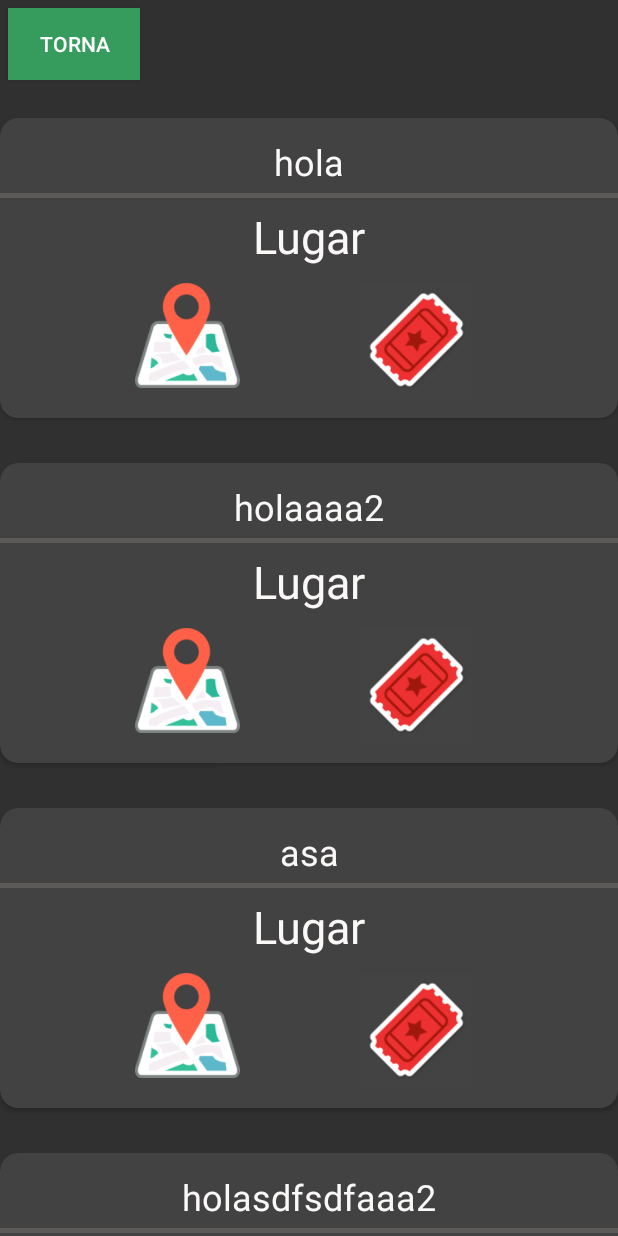
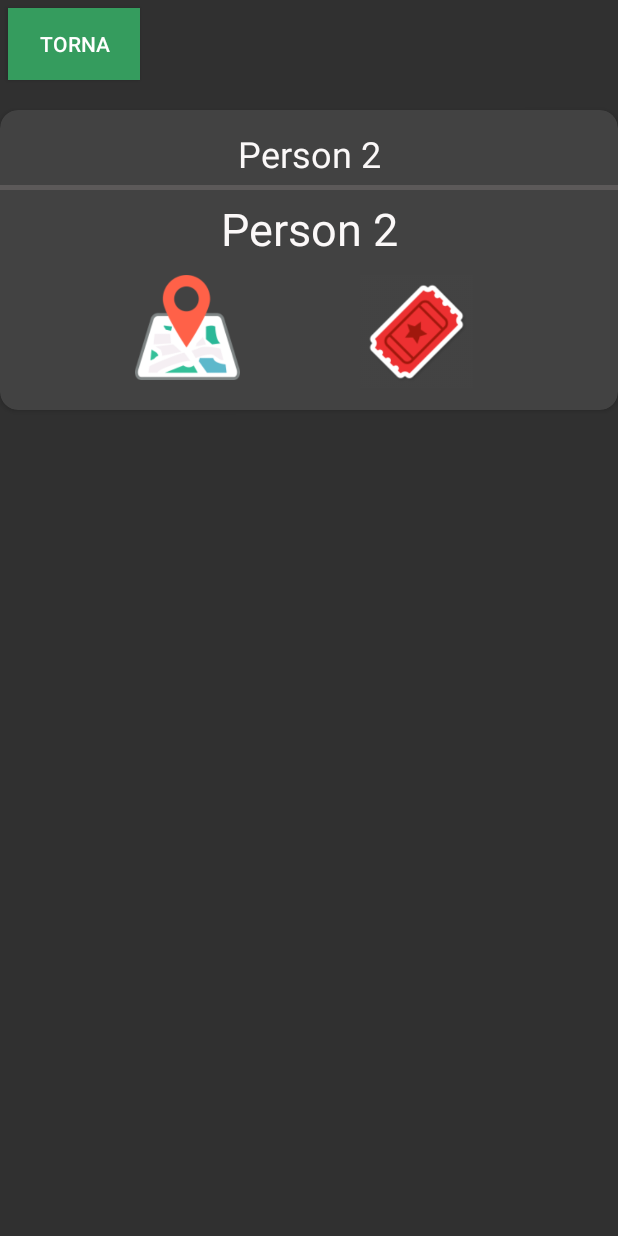
Before and after one commit to sillyck/DAM2-M9-UF2-Act2.1, an Android app: the ListadoConciertoActivity screen opened directly, with no data from a screen before it, on a phone screen of 412 x 824 dp. Run offline under Robolectric (Android 15) with nearby library versions, the phone set to English and light mode, and no system bars; Roboto replaces fonts that are not available here.

Commit message:
por sia caso

```diff
--- a/app/src/main/java/com/example/gira/CustomAdapter.java
+++ b/app/src/main/java/com/example/gira/CustomAdapter.java
@@ -13,10 +13,12 @@ import java.util.List;
 
 public class CustomAdapter extends RecyclerView.Adapter<CustomVH>{
 
-    List<String> items;
+    List<String> fecha;
+    List<String> lugar;
 
-    public CustomAdapter(List<String> items) {
-        this.items = items;
+    public CustomAdapter(List<String> fecha, List<String> lugar) {
+        this.fecha = fecha;
+        this.lugar = lugar;
     }
 
     @NonNull
@@ -28,23 +30,25 @@ public class CustomAdapter extends RecyclerView.Adapter<CustomVH>{
 
     @Override
     public void onBindViewHolder(@NonNull CustomVH holder, int position) {
-        holder.textView.setText(items.get(position));
+        holder.textFecha.setText(fecha.get(position));
+        holder.textLugar.setText((lugar.get(position)));
     }
 
     @Override
     public int getItemCount() {
-        return items.size();
+        return fecha.size();
     }
 }
 
 class CustomVH extends RecyclerView.ViewHolder{
-    TextView textView;
+    TextView textFecha, textLugar;
     private CustomAdapter adapter;
 
     public CustomVH(@NonNull View itemView) {
         super(itemView);
 
-        textView = itemView.findViewById(R.id.fecha);
+        textFecha = itemView.findViewById(R.id.fecha);
+        textLugar = itemView.findViewById(R.id.lugar);
     }
 
     public CustomVH linkAdapter(CustomAdapter adapter) {
--- a/app/src/main/java/com/example/gira/ListadoConciertoActivity.java
+++ b/app/src/main/java/com/example/gira/ListadoConciertoActivity.java
@@ -6,32 +6,86 @@ import androidx.recyclerview.widget.RecyclerView;
 
 
 import android.os.Bundle;
+import android.widget.Button;
 
 import java.util.ArrayList;
 import java.util.Arrays;
 import java.util.LinkedList;
 import java.util.List;
 
+import org.w3c.dom.Document;
+import org.w3c.dom.Element;
+import org.w3c.dom.Node;
+import org.w3c.dom.NodeList;
+import org.xml.sax.SAXException;
+
+import java.io.IOException;
+import java.io.InputStream;
+
+import javax.xml.parsers.DocumentBuilder;
+import javax.xml.parsers.DocumentBuilderFactory;
+import javax.xml.parsers.ParserConfigurationException;
+
 public class ListadoConciertoActivity extends AppCompatActivity {
-    ArrayList personNames = new ArrayList<>(Arrays.asList("Person 1", "Person 2", "Person 3", "Person 4", "Person 5", "Person 6", "Person 7"));
+    private Button tornar;
+    private ArrayList personNames = new ArrayList<>(Arrays.asList("Person 1", "Person 2", "Person 3", "Person 4", "Person 5", "Person 6", "Person 7"));
 
     @Override
     protected void onCreate(Bundle savedInstanceState) {
         super.onCreate(savedInstanceState);
         setContentView(R.layout.activity_listado_concierto);
 
-        List<String> items = new LinkedList<>();
-        items.add("hola");
-        items.add("holaaaa2");
-        items.add("asa");
-        items.add("holasdfsdfaaa2");
-        items.add("hosdfla");
-        items.add("sdfaf");
+
+        try {
+            // Leemos XML con DOM
+            InputStream input = getAssets().open("conciertos.xml");
+            DocumentBuilderFactory builderFactory = DocumentBuilderFactory.newInstance();
+            DocumentBuilder docBuilder = builderFactory.newDocumentBuilder();
+            Document doc = docBuilder.parse(input);
+            NodeList nList = doc.getElementsByTagName("concierto");
+
+
+
+        } catch (IOException | ParserConfigurationException | SAXException e) {
+            e.printStackTrace();
+        }
+
+        List<String> fecha = new LinkedList<>();
+        fecha.add(personNames.get(1).toString());
+
+        List<String> lugar = new LinkedList<>();
+        lugar.add(personNames.get(1).toString());
+
 
         RecyclerView recyclerView = findViewById(R.id.recycle);
         recyclerView.setLayoutManager(new LinearLayoutManager(this));
-        CustomAdapter adapter = new CustomAdapter(items);
+        CustomAdapter adapter = new CustomAdapter(fecha, lugar);
         recyclerView.setAdapter(adapter);
 
+        tornar = findViewById(R.id.tornaListado);
+        tornar.setOnClickListener(v -> {
+            openPantalla();
+        });
+
+    }
+
+    protected String getNodeValue(String tag, Element element) {
+        NodeList nodeList = element.getElementsByTagName(tag);
+        Node node = nodeList.item(0);
+        if(node!=null){
+            if(node.hasChildNodes()){
+                Node child = node.getFirstChild();
+                while (child!=null){
+                    if(child.getNodeType() == Node.TEXT_NODE){
+                        return  child.getNodeValue();
+                    }
+                }
+            }
+        }
+        return "";
+    }
+
+    private void openPantalla() {
+        finish();
     }
 }
--- a/app/src/main/res/layout/activity_listado_concierto.xml
+++ b/app/src/main/res/layout/activity_listado_concierto.xml
@@ -18,15 +18,17 @@
             android:padding="5dp"
             android:text="Torna"
             android:textColor="#ffffff"/>
+
     <ScrollView
-        android:layout_width="match_parent"
+        android:layout_width="0dp"
         android:layout_height="0dp"
-        android:layout_weight="1"
-        android:fillViewport="true">
-    </ScrollView>
+        android:layout_weight="0"
+        android:fillViewport="true"></ScrollView>
+
     <androidx.recyclerview.widget.RecyclerView
         android:id="@+id/recycle"
         android:layout_width="match_parent"
-        android:layout_height="wrap_content"
-        android:layout_marginTop="5dp"></androidx.recyclerview.widget.RecyclerView>
+        android:layout_height="match_parent">
+    </androidx.recyclerview.widget.RecyclerView>
+
 </LinearLayout>
```
